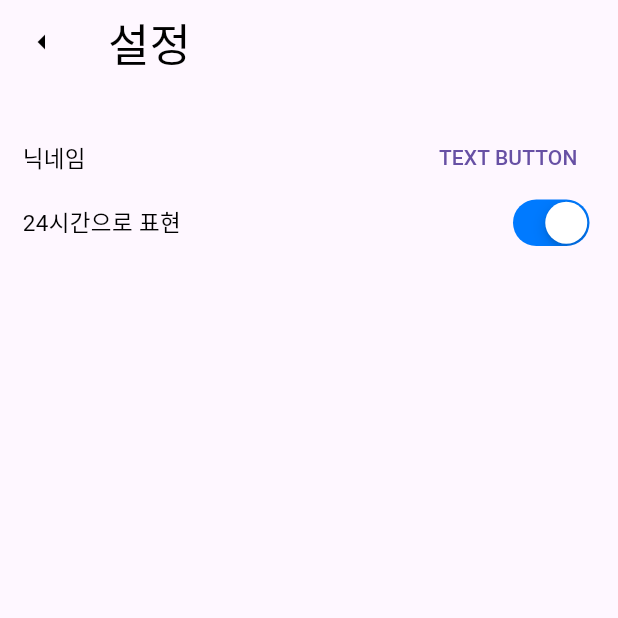
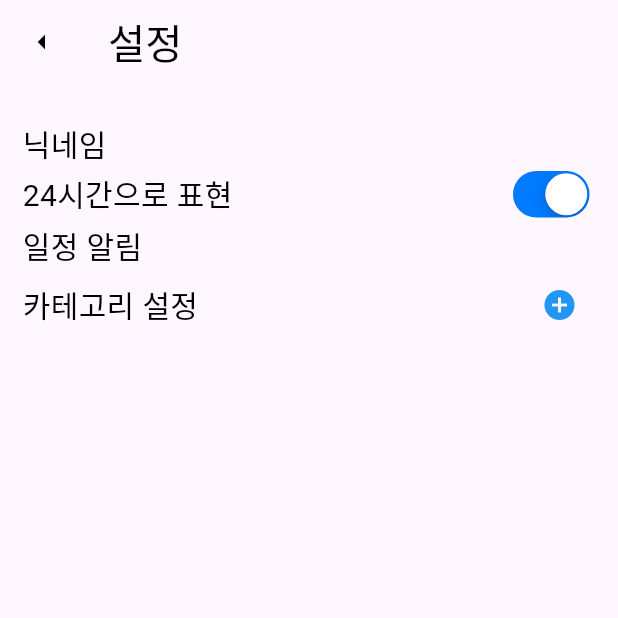
Before and after one commit to leejun00416/dashboard_rpm, a Flutter app: the MainScreen screen opened directly, on a phone screen of 412 x 824 dp, the top half of it. Run offline on Flutter 3.47's test engine with Material 3 defaults, Android fonts, the phone set to English and light mode, and no system bars; our stand-ins replace cloud_firestore, firebase_auth, firebase_core, firebase_storage, logger, state_notifier and 1 more; missing offline and left inert: flutter_state_notifier; accounts and stored records are empty.

Commit message:
EditedSettingScreen

```diff
--- a/lib/screens/setting_screen.dart
+++ b/lib/screens/setting_screen.dart
@@ -1,10 +1,12 @@
+import 'package:cloud_firestore/cloud_firestore.dart';
 import 'package:dashboard_rpm/providers/auth_provider.dart';
 import 'package:flutter/cupertino.dart';
 import 'package:flutter/material.dart';
+import 'package:flutter/widgets.dart';
 import 'package:provider/provider.dart';
 
-
-bool Twenty_Four_Hours_Rule=true;
+bool twentyFourHoursRule=true;
+const double settingValueTextSize=20;
 
 class MainScreen extends StatefulWidget {
   const MainScreen({super.key});
@@ -19,7 +21,7 @@ class _MainScreenState extends State<MainScreen> {
     return Scaffold(
         appBar: AppBar(
           leading:IconButton(onPressed:(){}, icon: Icon(Icons.arrow_left_outlined),color: Colors.black,),
-          title:Text("설정",style:TextStyle(fontSize:30, color:Colors.black,),),
+          title:Text("설정",style:TextStyle(fontSize:27, color:Colors.black,),),
         ),
         body: Container(
             padding: EdgeInsets.fromLTRB(15, 25, 15, 10),
@@ -30,9 +32,25 @@ class _MainScreenState extends State<MainScreen> {
                   Container(
                       child:Row(
                           mainAxisAlignment: MainAxisAlignment.spaceBetween,
-                children:[
-                  Text('닉네임',style:TextStyle(fontSize:15, color:Colors.black),),
-                  TextButton(onPressed:(){},child:Text("TEXT BUTTON"),),
+                          children: [
+                            Text('닉네임',style:TextStyle(fontSize:settingValueTextSize, color:Colors.black),),
+                            //TextButton(onPressed:(){},child:Text(),),
+                            /*StreamBuilder(
+                        stream: FirebaseFirestore.instance.collection('user').snapshots(),
+                        builder: (context,AsyncSnapshot<QuerySnapshot<Map<String,dynamic>>> snapshot) {
+                          if(snapshot.hasError){
+                            return Text(
+                              '...',style:TextStyle(fontSize:15,color: Colors.grey),
+                            );
+                          }
+                          itemCount:snapshot.data!.docs.length;
+                          itemBuilder:(context, index) {
+                          return Text(
+                            snapshot.data!.docs[index]['nickname'],
+                            style: TextStyle(fontSize: 15, color: Colors.grey),
+                          );
+                        };
+                      }),*/
                           ]
                       )
                   ),
@@ -41,16 +59,36 @@ class _MainScreenState extends State<MainScreen> {
                       child:Row(
                           mainAxisAlignment: MainAxisAlignment.spaceBetween,
                           children:[
-                      Text('24시간으로 표현',style:TextStyle(fontSize:15, color:Colors.black),),
+                            Text('24시간으로 표현',style:TextStyle(fontSize:settingValueTextSize, color:Colors.black),),
+
                             CupertinoSwitch(
-                          value: Twenty_Four_Hours_Rule,
+                              value: twentyFourHoursRule,
                               activeColor: CupertinoColors.activeBlue,
                               onChanged: (bool? value){
                                 setState(() {
-                              Twenty_Four_Hours_Rule = value ?? false;
+                                  twentyFourHoursRule = value ?? false;
                                 });
                               },
                             ),
+                          ]
+                      )
+                  ),
+                  //일정 알림
+                  Container(
+                      child:Row(
+                          mainAxisAlignment: MainAxisAlignment.spaceBetween,
+                          children:[
+                            Text('일정 알림',style:TextStyle(fontSize:settingValueTextSize, color:Colors.black),),
+                          ]
+                      )
+                  ),
+                  //카테고리 설정
+                  Container(
+                      child:Row(
+                          mainAxisAlignment: MainAxisAlignment.spaceBetween,
+                          children:[
+                            Text('카테고리 설정',style:TextStyle(fontSize:settingValueTextSize, color:Colors.black),),
+                            IconButton(onPressed:(){}, icon: Icon(Icons.add_circle),color: Colors.blue,),
                           ]
                       )
                   ),
```
Lines whose indentation alone changed are shown as unchanged.
